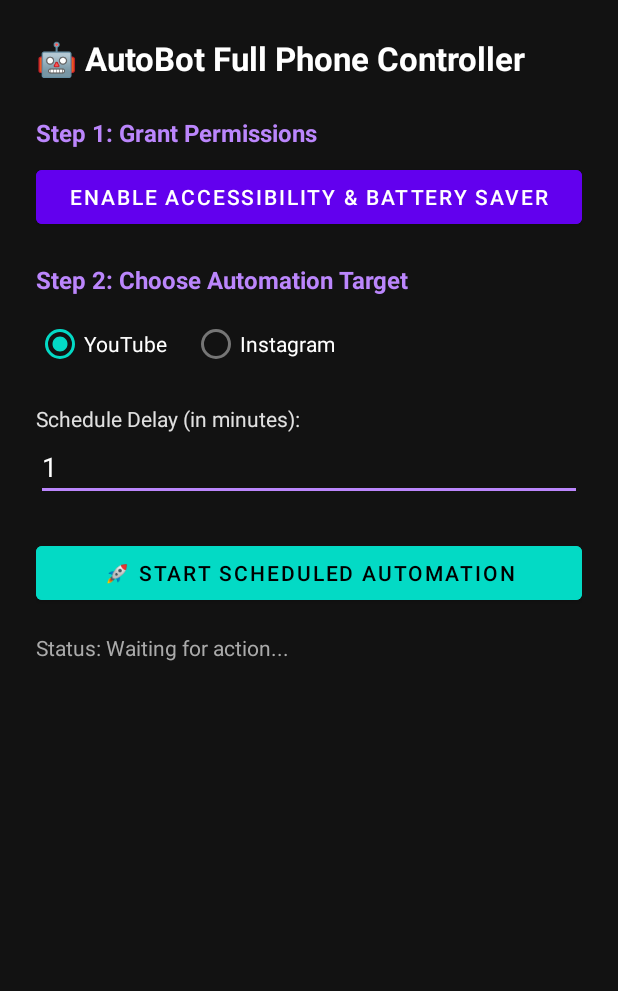
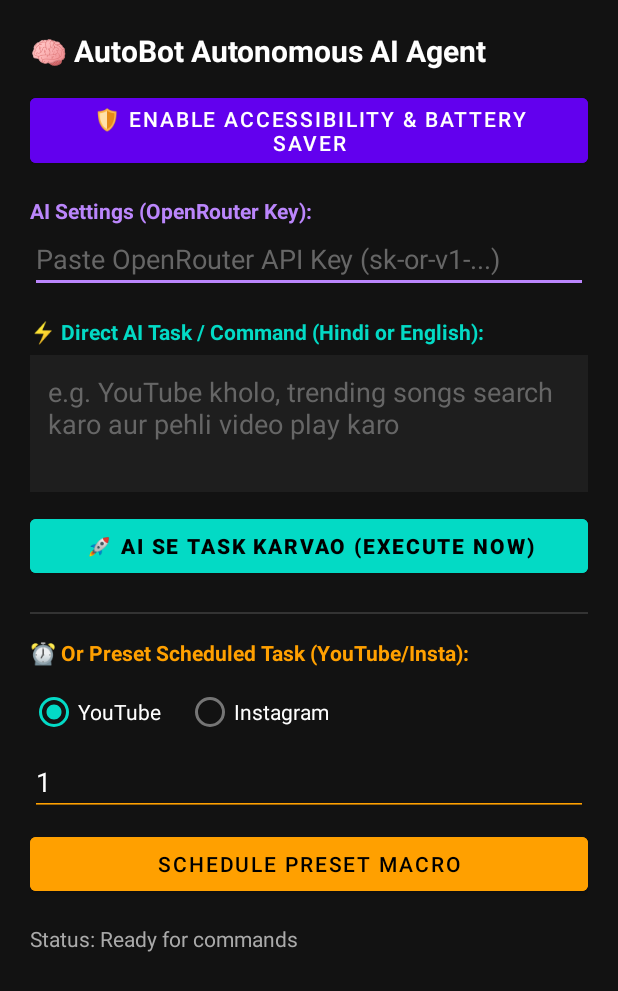
Before and after one commit to jagdishpaliyaljat-dev/autobot-controller, an Android app: the screen it shows after launch (MainActivity), on a phone screen of 412 x 824 dp. Shown: the top 991 px of the screen. Run offline under Robolectric (Android 15) with nearby library versions, the phone set to English and light mode, and no system bars.

Commit message:
Upgrade to v2.0-AI: Integrate OpenRouter AI Agent for autonomous mobile control

```diff
--- a/app/build.gradle.kts
+++ b/app/build.gradle.kts
@@ -11,8 +11,8 @@ android {
         applicationId = "com.personal.autobot"
         minSdk = 26
         targetSdk = 34
-        versionCode = 1
-        versionName = "1.0"
+        versionCode = 2
+        versionName = "2.0-AI"
 
         testInstrumentationRunner = "androidx.test.runner.AndroidJUnitRunner"
     }
@@ -44,4 +44,6 @@ dependencies {
     implementation("com.google.android.material:material:1.11.0")
     implementation("androidx.constraintlayout:constraintlayout:2.1.4")
     implementation("org.jetbrains.kotlinx:kotlinx-coroutines-android:1.7.3")
+    implementation("com.squareup.okhttp3:okhttp:4.12.0")
+    implementation("org.json:json:20231013")
 }
--- a/app/src/main/AndroidManifest.xml
+++ b/app/src/main/AndroidManifest.xml
@@ -2,6 +2,8 @@
 <manifest xmlns:android="http://schemas.android.com/apk/res/android"
     xmlns:tools="http://schemas.android.com/tools">
 
+    <uses-permission android:name="android.permission.INTERNET" />
+    <uses-permission android:name="android.permission.ACCESS_NETWORK_STATE" />
     <uses-permission android:name="android.permission.WAKE_LOCK" />
     <uses-permission android:name="android.permission.RECEIVE_BOOT_COMPLETED" />
     <uses-permission android:name="android.permission.SYSTEM_ALERT_WINDOW" />
@@ -13,7 +15,7 @@
     <application
         android:allowBackup="true"
         android:icon="@android:drawable/ic_dialog_info"
-        android:label="AutoBot Controller"
+        android:label="AutoBot AI Agent"
         android:roundIcon="@android:drawable/ic_dialog_info"
         android:supportsRtl="true"
         android:theme="@style/Theme.MaterialComponents.DayNight.NoActionBar">
--- a/app/src/main/res/layout/activity_main.xml
+++ b/app/src/main/res/layout/activity_main.xml
@@ -1,53 +1,105 @@
 <?xml version="1.0" encoding="utf-8"?>
-<LinearLayout xmlns:android="http://schemas.android.com/apk/res/android"
+<ScrollView xmlns:android="http://schemas.android.com/apk/res/android"
     android:layout_width="match_parent"
     android:layout_height="match_parent"
+    android:fillViewport="true"
+    android:background="#121212">
+
+    <LinearLayout
+        android:layout_width="match_parent"
+        android:layout_height="wrap_content"
         android:orientation="vertical"
-    android:padding="24dp"
-    android:background="#121212">
+        android:padding="20dp">
 
         <TextView
             android:layout_width="match_parent"
             android:layout_height="wrap_content"
-        android:text="🤖 AutoBot Full Phone Controller"
+            android:text="🧠 AutoBot Autonomous AI Agent"
             android:textColor="#FFFFFF"
-        android:textSize="22sp"
+            android:textSize="20sp"
             android:textStyle="bold"
+            android:layout_marginBottom="12dp" />
+
+        <Button
+            android:id="@+id/btnPermissions"
+            android:layout_width="match_parent"
+            android:layout_height="wrap_content"
+            android:text="🛡️ Enable Accessibility &amp; Battery Saver"
+            android:backgroundTint="#6200EE"
+            android:textColor="#FFFFFF" />
+
+        <TextView
+            android:layout_width="match_parent"
+            android:layout_height="wrap_content"
+            android:text="AI Settings (OpenRouter Key):"
+            android:textColor="#BB86FC"
+            android:textSize="14sp"
+            android:textStyle="bold"
+            android:layout_marginTop="16dp" />
+
+        <EditText
+            android:id="@+id/etApiKey"
+            android:layout_width="match_parent"
+            android:layout_height="wrap_content"
+            android:hint="Paste OpenRouter API Key (sk-or-v1-...)"
+            android:textColor="#FFFFFF"
+            android:textColorHint="#666666"
+            android:inputType="textPassword"
+            android:backgroundTint="#BB86FC" />
+
+        <TextView
+            android:layout_width="match_parent"
+            android:layout_height="wrap_content"
+            android:text="⚡ Direct AI Task / Command (Hindi or English):"
+            android:textColor="#03DAC5"
+            android:textSize="14sp"
+            android:textStyle="bold"
+            android:layout_marginTop="16dp" />
+
+        <EditText
+            android:id="@+id/etUserPrompt"
+            android:layout_width="match_parent"
+            android:layout_height="wrap_content"
+            android:hint="e.g. YouTube kholo, trending songs search karo aur pehli video play karo"
+            android:textColor="#FFFFFF"
+            android:textColorHint="#666666"
+            android:minLines="3"
+            android:gravity="top|start"
+            android:background="#1E1E1E"
+            android:padding="12dp"
+            android:layout_marginTop="6dp" />
+
+        <Button
+            android:id="@+id/btnRunAiTask"
+            android:layout_width="match_parent"
+            android:layout_height="wrap_content"
+            android:text="🚀 AI se Task Karvao (Execute Now)"
+            android:backgroundTint="#03DAC5"
+            android:textColor="#000000"
+            android:textStyle="bold"
+            android:layout_marginTop="12dp" />
+
+        <View
+            android:layout_width="match_parent"
+            android:layout_height="1dp"
+            android:background="#333333"
+            android:layout_marginTop="20dp"
             android:layout_marginBottom="16dp" />
 
         <TextView
             android:layout_width="match_parent"
             android:layout_height="wrap_content"
-        android:text="Step 1: Grant Permissions"
-        android:textColor="#BB86FC"
-        android:textSize="16sp"
-        android:textStyle="bold"
-        android:layout_marginTop="8dp" />
-
-    <Button
-        android:id="@+id/btnPermissions"
-        android:layout_width="match_parent"
-        android:layout_height="wrap_content"
-        android:text="Enable Accessibility &amp; Battery Saver"
-        android:backgroundTint="#6200EE"
-        android:textColor="#FFFFFF"
-        android:layout_marginTop="8dp" />
-
-    <TextView
-        android:layout_width="match_parent"
-        android:layout_height="wrap_content"
-        android:text="Step 2: Choose Automation Target"
-        android:textColor="#BB86FC"
-        android:textSize="16sp"
-        android:textStyle="bold"
-        android:layout_marginTop="20dp" />
+            android:text="⏰ Or Preset Scheduled Task (YouTube/Insta):"
+            android:textColor="#FFA000"
+            android:textSize="14sp"
+            android:textStyle="bold" />
 
         <RadioGroup
             android:id="@+id/rgTargetApp"
             android:layout_width="match_parent"
             android:layout_height="wrap_content"
             android:orientation="horizontal"
-        android:layout_marginTop="8dp">
+            android:layout_marginTop="6dp">
 
             <RadioButton
                 android:id="@+id/rbYouTube"
@@ -66,38 +118,33 @@
                 android:layout_marginStart="16dp" />
         </RadioGroup>
 
-    <TextView
-        android:layout_width="match_parent"
-        android:layout_height="wrap_content"
-        android:text="Schedule Delay (in minutes):"
-        android:textColor="#E0E0E0"
-        android:layout_marginTop="16dp" />
-
         <EditText
             android:id="@+id/etDelayMinutes"
             android:layout_width="match_parent"
             android:layout_height="wrap_content"
             android:inputType="number"
             android:text="1"
+            android:hint="Schedule delay in minutes"
             android:textColor="#FFFFFF"
             android:textColorHint="#888888"
-        android:backgroundTint="#BB86FC" />
+            android:backgroundTint="#FFA000" />
 
         <Button
             android:id="@+id/btnScheduleTask"
             android:layout_width="match_parent"
             android:layout_height="wrap_content"
-        android:text="🚀 Start Scheduled Automation"
-        android:backgroundTint="#03DAC5"
+            android:text="Schedule Preset Macro"
+            android:backgroundTint="#FFA000"
             android:textColor="#000000"
-        android:layout_marginTop="24dp" />
+            android:layout_marginTop="8dp" />
 
         <TextView
             android:id="@+id/tvStatus"
             android:layout_width="match_parent"
             android:layout_height="wrap_content"
-        android:text="Status: Waiting for action..."
+            android:text="Status: Ready for commands"
             android:textColor="#AAAAAA"
             android:layout_marginTop="16dp" />
 
     </LinearLayout>
+</ScrollView>
```
Also changed, not shown: app/src/main/java/com/personal/autobot/AutoBotAccessibilityService.kt (+81 -11 lines), app/src/main/java/com/personal/autobot/MainActivity.kt (+56 -4 lines), app/src/main/java/com/personal/autobot/ai/OpenRouterAgent.kt (added, +120 -0 lines), 1 other file. Lines whose indentation alone changed are shown as unchanged.
